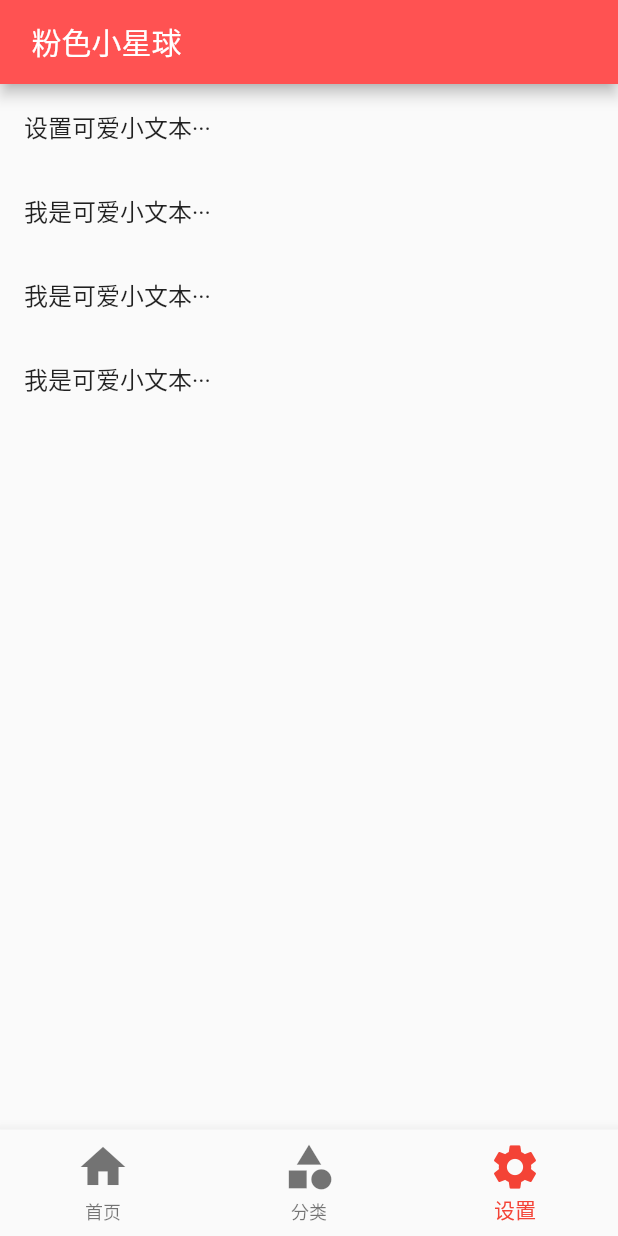
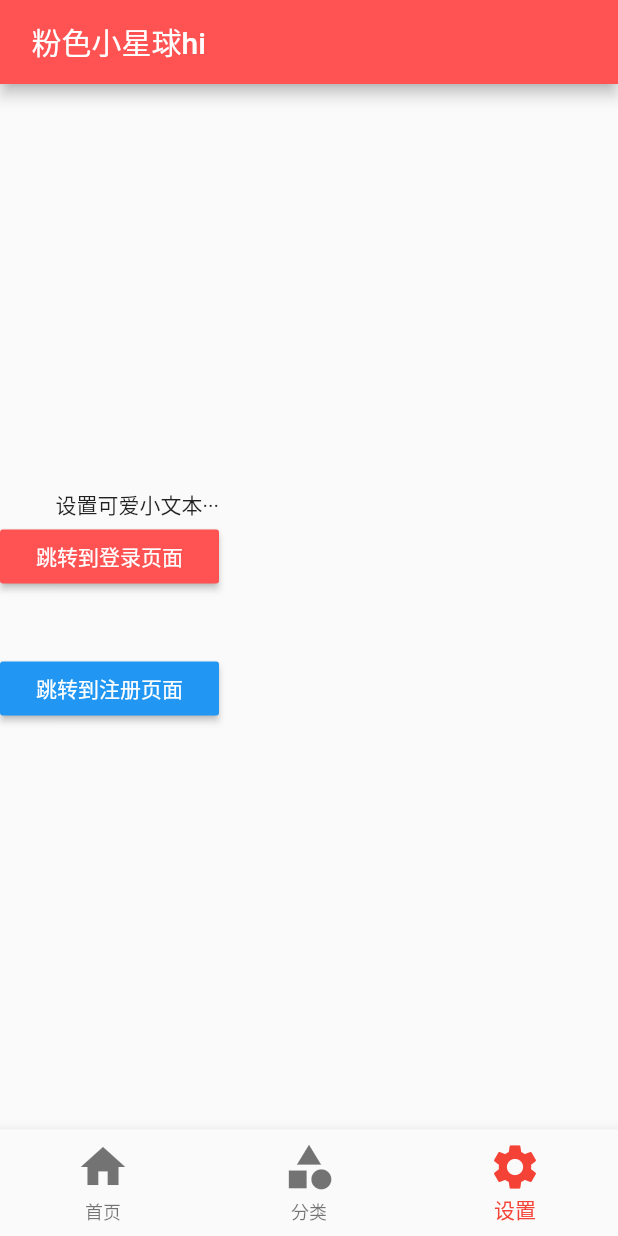
Before and after one commit to sss2323/Flutter-Demo-2020, a Flutter app: the screen it shows after launch, item 3 of the bottom bar chosen, on a phone screen of 412 x 824 dp. Run offline on Flutter 3.47's test engine with Material 2 defaults, Android fonts, the phone set to English and light mode, and no system bars.

```diff
--- a/my_shiapp/lib/main.dart
+++ b/my_shiapp/lib/main.dart
@@ -16,7 +16,7 @@ class MyApp extends StatelessWidget {
         //   '/form': (context) => FormPage(),
         //   '/search': (context) => SearchPage(),
         // },
-        initialRoute: '/',
+        initialRoute: '/', //初始化要加载的路由
         onGenerateRoute: onGenerateRoute);
   }
 }
--- a/my_shiapp/lib/pages/Product.dart
+++ b/my_shiapp/lib/pages/Product.dart
@@ -1,7 +1,7 @@
 import 'package:flutter/material.dart';
 
 class ProductPage extends StatefulWidget {
-  ProductPage({Key key}) : super(key: key);
+  // ProductPage({Key key}) : super(key: key);
 
   @override
   _ProductPageState createState() => _ProductPageState();
@@ -11,10 +11,24 @@ class _ProductPageState extends State<ProductPage> {
   @override
   Widget build(BuildContext context) {
     return Scaffold(
-      appBar: AppBar(
-        title: Text('商品页面'),
-      ),
-      body: Text('这是一个商品的页面'),
-    );
+        appBar: AppBar(
+          title: Text(
+            '商品页面',
+          ),
+        ),
+        body: Column(
+          children: [
+            Text('这是一个商品的页面'),
+            RaisedButton(
+              child: Text('点击我跳转到商品详情并传值喔～～～'),
+              color: Theme.of(context).accentColor,
+              onPressed: () {
+                Navigator.pushNamed(context, '/productInfo',
+                    arguments: {"pid": 456});
+              },
+              textTheme: ButtonTextTheme.primary,
+            )
+          ],
+        ));
   }
 }
--- a/my_shiapp/lib/pages/Tabs.dart
+++ b/my_shiapp/lib/pages/Tabs.dart
@@ -5,14 +5,18 @@ import 'tabs/Setting.dart';
 
 // 组件抽离
 class Tabs extends StatefulWidget {
-  Tabs({Key key}) : super(key: key);
+  final index;
+  Tabs({Key key, this.index = 0}) : super(key: key);
 
   @override
-  _TabsState createState() => _TabsState();
+  _TabsState createState() => _TabsState(this.index);
 }
 
 class _TabsState extends State<Tabs> {
-  int _currentIndex = 0;
+  int _currentIndex;
+  _TabsState(index) {
+    this._currentIndex = index;
+  }
   List _pageList = [
     HomePage(),
     CategoryPage(),
@@ -21,7 +25,7 @@ class _TabsState extends State<Tabs> {
   @override
   Widget build(BuildContext context) {
     return Scaffold(
-      appBar: AppBar(title: Text(' 粉色小星球')),
+      appBar: AppBar(title: Text(' 粉色小星球hi')),
       body: this._pageList[this._currentIndex], //配置对应索引值选中
       bottomNavigationBar: BottomNavigationBar(
         currentIndex: this._currentIndex,
--- a/my_shiapp/lib/pages/tabs/Setting.dart
+++ b/my_shiapp/lib/pages/tabs/Setting.dart
@@ -10,23 +10,29 @@ class SettingPage extends StatefulWidget {
 class _SettingPageState extends State<SettingPage> {
   @override
   Widget build(BuildContext context) {
-    return Container(
-      child: ListView(
-        children: [
-          ListTile(
-            title: Text('设置可爱小文本···'),
-          ),
-          ListTile(
-            title: Text('我是可爱小文本···'),
-          ),
-          ListTile(
-            title: Text('我是可爱小文本···'),
-          ),
-          ListTile(
-            title: Text('我是可爱小文本···'),
-          )
-        ],
-      ),
+    return Column(
+      crossAxisAlignment: CrossAxisAlignment.end,
+      mainAxisAlignment: MainAxisAlignment.center,
+      children: [
+        Text('设置可爱小文本···'),
+        RaisedButton(
+            child: Text('跳转到登录页面'),
+            color: Theme.of(context).primaryColor,
+            textTheme: ButtonTextTheme.primary,
+            onPressed: () {
+              Navigator.pushNamed(context, '/login');
+            }),
+        SizedBox(
+          height: 40,
+        ),
+        RaisedButton(
+            child: Text('跳转到注册页面'),
+            color: Theme.of(context).accentColor,
+            textTheme: ButtonTextTheme.primary,
+            onPressed: () {
+              Navigator.pushNamed(context, '/registerFirst');
+            })
+      ],
     );
   }
 }
--- a/my_shiapp/lib/routes/Routes.dart
+++ b/my_shiapp/lib/routes/Routes.dart
@@ -1,18 +1,28 @@
-import 'dart:js';
-
 import 'package:flutter/material.dart';
 import '../pages/Tabs.dart';
+import '../pages/Product.dart';
 import '../pages/Form.dart';
 import '../pages/Search.dart';
-import '../pages/Product.dart';
+import '../pages/ProductInfo.dart';
+import '../pages/user/Login.dart';
+import '../pages/user/RegisterFirst.dart';
+import '../pages/user/RegisterSecond.dart';
+import '../pages/user/RegisterThird.dart';
 
 //配置路由
 final routes = {
   //常量
-  '/': (context, {arguments}) => Tabs(),
-  '/form': (context, {arguments}) => FormPage(),
+  '/': (context) => Tabs(),
+  '/form': (context) => FormPage(),
   '/search': (context, {arguments}) => SearchPage(arguments: arguments),
-  'product': (context) => ProductPage()
+  '/product': (context) => ProductPage(),
+  '/productInfo': (context, {arguments}) => ProductInfoPage(
+        arguments: arguments,
+      ),
+  '/login': (context) => LoginPage(),
+  '/registerFirst': (context) => RegisterFirstPage(),
+  '/registerSecond': (context) => RegisterSecondPage(),
+  '/registerThird': (context) => RegisterThirdPage()
 };
 
 //固定写法
```
Also changed, not shown: my_shiapp/lib/pages/ProducInfo.dart (added, +24 -0 lines), my_shiapp/lib/pages/ProductInfo.dart (added, +24 -0 lines), my_shiapp/lib/pages/tabs/Home.dart (+15 -2 lines), my_shiapp/lib/pages/user/Login.dart (added, +34 -0 lines), my_shiapp/lib/pages/user/RegisterFirst.dart (added, +34 -0 lines), my_shiapp/lib/pages/user/RegisterSecond.dart (added, +37 -0 lines), my_shiapp/lib/pages/user/RegisterThird.dart (added, +44 -0 lines), 10 other files.
